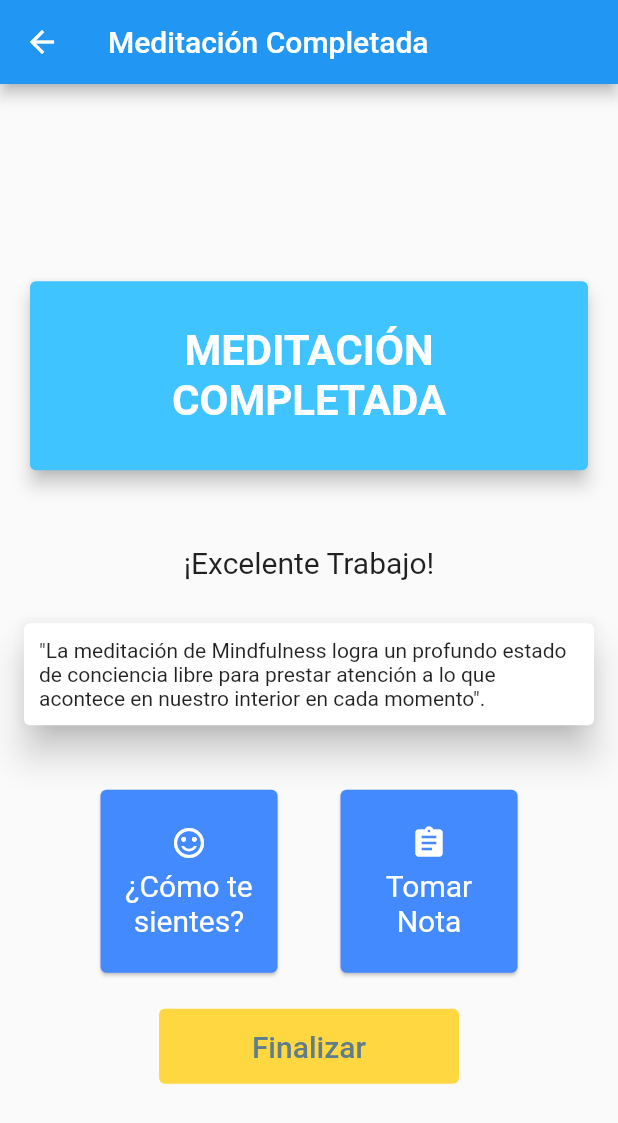
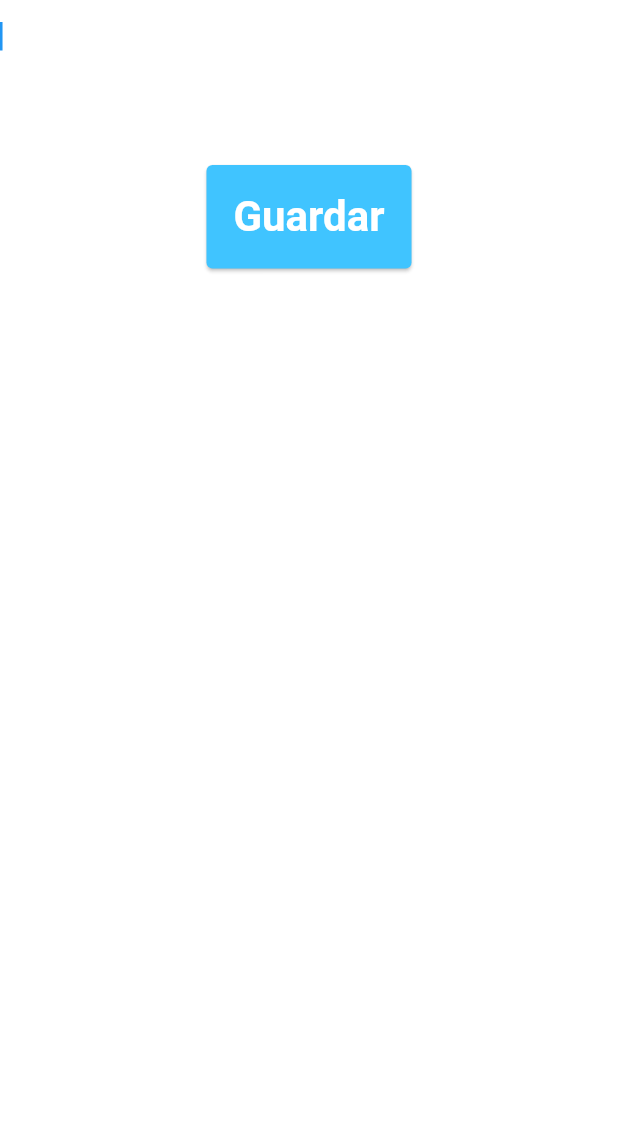
Before and after one commit to LuisLomelinIbarra/proyecto_apis, a Flutter app: the MeditationComplete screen opened directly, after a tap on "Tomar Nota", on a phone screen of 412 x 824 dp. Shown: the top 1123 px of the screen. Run offline on Flutter 3.47's test engine with Material 2 defaults, Android fonts, the phone set to English and light mode, and no system bars; our stand-ins replace flutter_rating_bar, fluttertoast, just_audio, syncfusion_flutter_charts.

Commit message:
se hizo notas

```diff
--- a/lib/MeditationComplete.dart
+++ b/lib/MeditationComplete.dart
@@ -2,6 +2,8 @@
 
 import 'package:flutter/material.dart';
 import 'package:flutter_rating_bar/flutter_rating_bar.dart';
+import 'package:timer/NoteMaker.dart';
+import 'package:timer/menu.dart';
 
 
 class MeditationComplete extends StatefulWidget {
@@ -194,7 +196,15 @@ class _MeditationComplete extends State<MeditationComplete> {
                   margin: EdgeInsets.fromLTRB(16.0, 14.0, 16.0, 14.0),
                   child:InkWell(
                     onTap: (){
+                      Navigator.push(
+                        context,
+                        MaterialPageRoute(
+                          builder: (context) => NoteMaker(),
+                          // Pass the arguments as part of the RouteSettings. The
+                          // DetailScreen reads the arguments from these settings.
 
+                        ),
+                      );
                     },
 
                     child: Padding(
@@ -234,6 +244,15 @@ class _MeditationComplete extends State<MeditationComplete> {
               ),
               onPressed: (){
 
+                Navigator.push(
+                        context,
+                        MaterialPageRoute(
+                          builder: (context) => MenuPage(),
+                          // Pass the arguments as part of the RouteSettings. The
+                          // DetailScreen reads the arguments from these settings.
+
+                        ),
+                      );
               },
             child:
               Text(
--- /dev/null
+++ b/lib/NoteMaker.dart
@@ -0,0 +1,83 @@
+import 'package:flutter/material.dart';
+import 'note.dart';
+import 'notas.dart';
+import 'package:intl/intl.dart';
+
+
+class NoteMaker extends StatefulWidget {
+  //const MeditationList({Key? key, required this.title}) : super(key: key);
+
+
+  @override
+  _NoteMaker createState() => _NoteMaker();
+}
+class _NoteMaker extends State<NoteMaker> {
+  final titleController = TextEditingController();
+  final textController = TextEditingController();
+
+  @override
+  void initState() {
+      super.initState();
+
+  }
+
+  @override
+  void dispose() {
+
+      super.dispose();
+}
+  @override
+  Widget build(BuildContext context){
+    return SingleChildScrollView(
+    child: Column(
+        children: <Widget>[
+        TextField(
+            decoration: InputDecoration(border: InputBorder.none),
+            autofocus: true,
+            keyboardType: TextInputType.multiline,
+            maxLines: null,
+            controller: titleController,
+            ),
+        TextField(
+            decoration: InputDecoration(border: InputBorder.none),
+            autofocus: true,
+            keyboardType: TextInputType.multiline,
+            maxLines: null,
+            controller: textController,
+            ),
+        Card(
+                  margin: EdgeInsets.fromLTRB(16.0, 14.0, 16.0, 14.0),
+                  color: Colors.lightBlueAccent,
+                  child:Padding(
+                    padding: const EdgeInsets.all(10.0),
+
+                      child: TextButton(
+                          onPressed: (){
+
+                            final now = new DateTime.now();
+                            String formatter = DateFormat('yyyy-MM-dd').format(now);
+                             // 2016-01-25
+                            var nnote = Note(title: titleController.text,date:formatter, color: Colors.white, content: textController.text);
+                                Navigator.pop(context);
+
+
+
+                          },
+                          child: Text("Guardar",),
+                          style: TextButton.styleFrom(
+                          primary: Colors.white,
+
+                          textStyle: TextStyle(
+                            fontWeight: FontWeight.bold,
+                                    color: Colors.white,
+                                    fontSize: 28,
+                          ),
+                        ),
+                      ),
+
+                ),
+            ),
+    ],
+    ));
+  }
+}
--- a/lib/notas.dart
+++ b/lib/notas.dart
@@ -3,13 +3,17 @@ import 'package:flutter/material.dart';
 import 'note.dart';
 
 class Notas {
-  static List<Note> getNotas() {
-    return [
+  static List<Note> lista = [
       Note(
           title: 'Mejorando mi ser',
           date: '17/11/2021',
           color: Colors.indigo,
           content: 'Nota prueba de mejorando mi ser')
     ];
+  static List<Note> getNotas() {
+    return lista;
+  }
+  static addNote( Note nt){
+    lista.add(nt);
   }
 }
```
